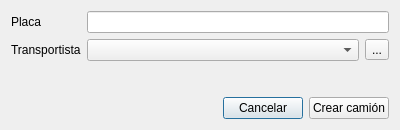
Above: romano/ui/new_truck.ui from elshaka/Romano before the change. Below: the same form after it.
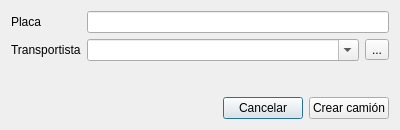
That is the form after the change. Icons and pictures are not drawn.

Diff of the .ui file:
```diff
--- a/romano/ui/new_truck.ui
+++ b/romano/ui/new_truck.ui
@@ -36,7 +36,11 @@
      <item row="1" column="1">
       <layout class="QHBoxLayout" name="horizontalLayout">
        <item>
-        <widget class="QComboBox" name="carriersComboBox"/>
+        <widget class="QComboBox" name="carriersComboBox">
+         <property name="editable">
+          <bool>true</bool>
+         </property>
+        </widget>
        </item>
        <item>
         <widget class="QToolButton" name="addCarrierButton">
```
Left out of the diff: 6 changed lines with no effect on the pictures.
